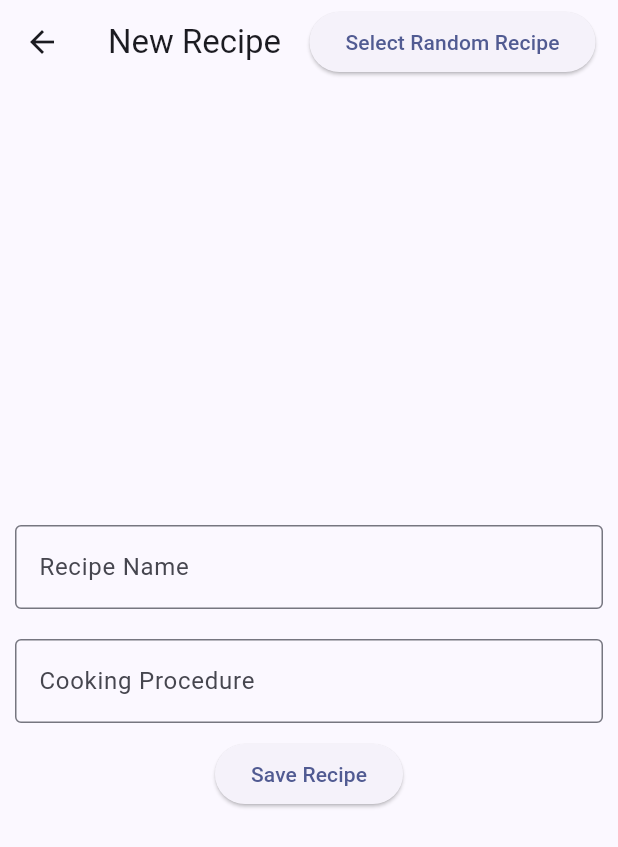
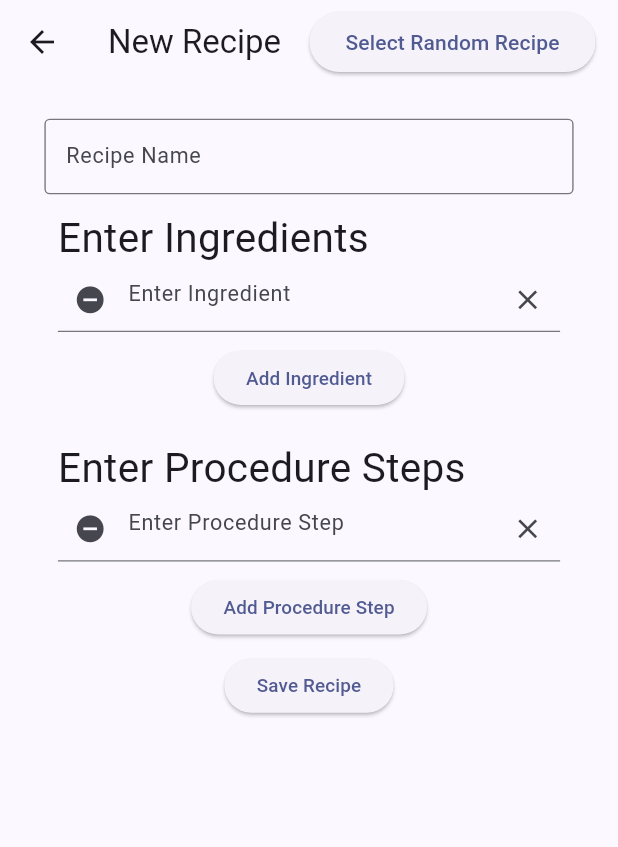
Before and after one commit to nrhooks17/recipe-generator-frontend, a Flutter app: the NewRecipe screen opened directly, on a phone screen of 412 x 824 dp. Shown: the top 847 px of the screen. Run offline on Flutter 3.47's test engine with Material 3 defaults, Android fonts, the phone set to English and light mode, and no system bars.

Commit message:
update frontend

```diff
--- a/lib/pages/new_recipe.dart
+++ b/lib/pages/new_recipe.dart
@@ -51,7 +51,8 @@ class _NewRecipeState extends State<NewRecipe> {
       String labelText,
       void Function() addField,
       void Function(int) removeField,
-      String recipeListType) {
+      String recipeListType
+      ) {
 
     String recipeListLabel = "";
     switch (recipeListType.toLowerCase()) {
@@ -63,58 +64,61 @@ class _NewRecipeState extends State<NewRecipe> {
         break;
 
     }
-
     return Padding(
       padding:  EdgeInsets.all(10),
       child: Column(
         mainAxisSize: MainAxisSize.min,
         children: [
-          Padding(
-            padding:  EdgeInsets.only(left: 10, right: 10, bottom: 10),
+          Container(
+            alignment: Alignment.centerLeft,
+            width: double.infinity,
+            child: Wrap(
+                alignment: WrapAlignment.start,
+                spacing: 15.0,
+                children: [
+                  Text('Enter ${recipeListLabel}s',
+                      style: const TextStyle(fontSize: 30)
+                  ),
+                ]),
+          ),
+          Column(
+              children:  [
+                   ListView.builder(
+                    shrinkWrap: true,
+                    itemCount: controllers.length,
+                    itemBuilder: (context, index) {
+                      return Padding(
+                        padding: const EdgeInsets.only(bottom: 10),
                         child: Row(
                           mainAxisAlignment: MainAxisAlignment.spaceBetween,
                           children: [
-                  Text('Enter ${recipeListLabel}s',
-                      style: TextStyle(fontSize: 30)),
-                  ElevatedButton(
-                    onPressed: () => addRecipeIngredientField(),
-                    child: Text('Add Ingredient'),
-                  ),
-                ]),
-          ),
-          SizedBox(
-              height: 200,
-              child: ListView.builder(
-                itemCount: _recipeIngredientTextControllers.length,
-                itemBuilder: (context, index) {
-                  return Padding(
-                    padding:  EdgeInsets.only(bottom: 10),
-                    child: Row(
-                      mainAxisAlignment: MainAxisAlignment.spaceBetween,
-                      children: [
-                        SizedBox(
-                          width: 800,
+                            Expanded(
                               child: TextField(
-                              controller:
-                                  _recipeIngredientTextControllers[index],
+                                  controller: controllers[index],
                                   maxLines: null,
                                   decoration: InputDecoration(
-                                border: OutlineInputBorder(),
-                                hintText: 'Enter Ingredient',
-                                labelText: 'Ingredient',
-                                suffixIcon: Icon(Icons.remove),
+                                    hintText: 'Enter $recipeListLabel',
+                                    suffixIcon: IconButton(
+                                      onPressed: controllers[index].clear,
+                                      icon: const Icon(Icons.clear)
+                                    ),
+                                    prefixIcon: IconButton(
+                                      onPressed: () => removeField(index),
+                                      icon: const Icon(Icons.remove_circle)
+                                    )
                                   )),
                             ),
-                        TextButton.icon(
-                          label: Text('Remove'),
-                          icon: Icon(Icons.remove_circle),
-                          onPressed: () => removeRecipeIngredientField(index),
-                        )
+                          ], // children
+                        ), //row
+                      ); //padding
+                    },
+                  ),// listview.builder
             ], // children
           ),
-                  );
-                },
-              ))
+          ElevatedButton(
+              onPressed: () => addField(),
+              child: Text('Add $recipeListLabel')
+          ),
         ],
       ),
     );
@@ -137,13 +141,16 @@ class _NewRecipeState extends State<NewRecipe> {
           ),
         ],
       ),
-      body: Center(
-        child: Column(
+      body: SingleChildScrollView(
+        child: Transform.scale(
+            scale: 0.9,
+            child: Center(
+                child:  Column(
                   mainAxisAlignment: MainAxisAlignment.center,
                   children: <Widget>[
-            const Padding(
-              padding: EdgeInsets.all(10),
-              child: Column(
+                    Padding(
+                      padding: getNewRecipePadding(),
+                      child: const Column(
                         children: [
                           TextField(
                             decoration: InputDecoration(
@@ -155,17 +162,20 @@ class _NewRecipeState extends State<NewRecipe> {
                         ],
                       ),
                     ),
-            const Padding(
-              padding: EdgeInsets.all(10),
+                    Padding(
+                      padding: getNewRecipePadding(),
                       child: Column(
                         children: <Widget>[
-                  TextField(
-                    decoration: InputDecoration(
-                      border: OutlineInputBorder(),
-                      hintText: 'Enter Cooking Procedure',
-                      labelText: 'Cooking Procedure',
+                          //change this list so that it has 3 textboxes instead of 1.
+                          buildRecipeListWidget(_recipeIngredientTextControllers, "Ingredient", addRecipeIngredientField, removeRecipeIngredientField, 'ingredient')
+                        ],
                       ),
                     ),
+                    Padding(
+                      padding: getNewRecipePadding(),
+                      child: Column(
+                        children: <Widget>[
+                          buildRecipeListWidget(_recipeProcedureTextControllers, "Procedure", addRecipeProcedureField, removeRecipeProcedureField, 'procedure')
                         ],
                       ),
                     ),
@@ -174,8 +184,14 @@ class _NewRecipeState extends State<NewRecipe> {
                       child: const Text('Save Recipe'),
                     ),
                   ],
+                )
+            )
         ),
-      ),
+      )
     );
   }
+
+  EdgeInsets getNewRecipePadding() {
+    return const EdgeInsets.only(top: 1, left: 10, right: 10);
   }
+}
```
Also changed, not shown: pubspec.lock. Lines whose indentation alone changed are shown as unchanged.
